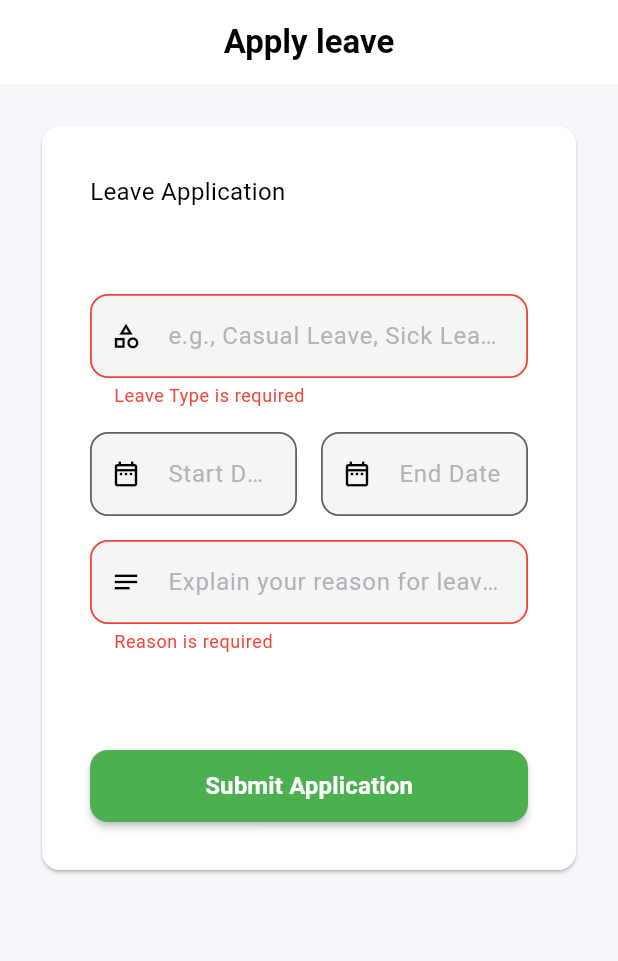
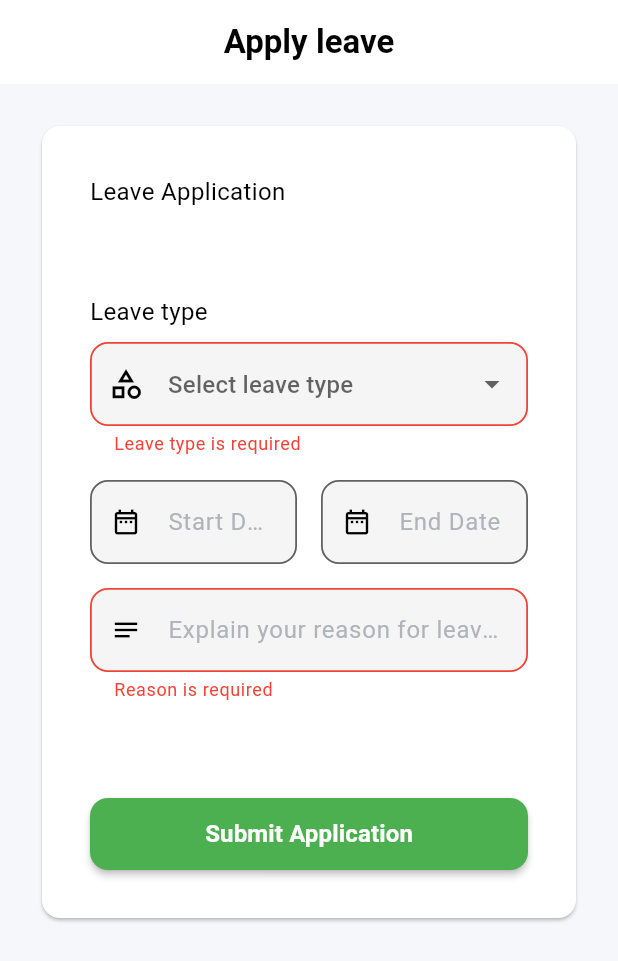
Before and after one commit to JiyadAhammad/metaupspace_task, a Flutter app: the ApplyLeaveScreen screen opened by its route, after a tap on "Submit Application", on a phone screen of 412 x 824 dp. Shown: the top 961 px of the screen. Run offline on Flutter 3.47's test engine with Material 3 defaults, Android fonts, the phone set to English and light mode, and no system bars; our stand-ins replace bloc, dio, flutter_bloc, flutter_secure_storage, fpdart, freezed_annotation and 5 more; accounts and stored records are empty.

Commit message:
Apply leave code refactored

```diff
--- a/frontend/lib/core/constants/app_const.dart
+++ b/frontend/lib/core/constants/app_const.dart
@@ -1,55 +1,5 @@
-import 'package:flutter/material.dart';
-
-import '../../features/dashboard/presentation/widget/expandable_widget.dart';
-
 class AppConst {
   AppConst._();
-  static List<TestModel> leaveDetails = <TestModel>[
-    TestModel(title: 'Casual Leave', trailing: '8 Remaining'),
-    TestModel(title: 'Sick Leave', trailing: '5 Remaining'),
-    TestModel(title: 'Earned Leave', trailing: '10 Remaining'),
-  ];
-
-  static List<TestModel> holidaysDetails = <TestModel>[
-    TestModel(title: 'Labor Day', trailing: 'May 1, 2026'),
-    TestModel(title: 'Summer Break', trailing: 'Jul 15, 2026'),
-  ];
-
-  static const List<Map<String, Object>> leaves = <Map<String, Object>>[
-    <String, Object>{
-      'type': 'Casual Leave',
-      'dates': 'Apr 10 - Apr 12, 2026',
-      'status': 'Approved',
-      'color': Colors.green,
-    },
-    <String, Object>{
-      'type': 'Sick Leave',
-      'dates': 'Mar 15 - Mar 16, 2026',
-      'status': 'Approved',
-      'color': Colors.green,
-    },
-    <String, Object>{
-      'type': 'Earned Leave',
-      'dates': 'May 01 - May 05, 2026',
-      'status': 'Pending',
-      'color': Colors.orange,
-    },
-    <String, Object>{
-      'type': 'Casual Leave',
-      'dates': 'Dec 24 - Dec 26, 2025',
-      'status': 'Rejected',
-      'color': Colors.red,
-    },
-  ];
-
-  static const List<String> paySlip = <String>[
-    'March 2026',
-    'February 2026',
-    'January 2026',
-    'December 2025',
-    'November 2025',
-    'October 2025',
-  ];
 
   static const Map<String, String> managers = <String, String>{
     'Engineering': 'Sarah Connor',
@@ -70,4 +20,17 @@ class AppConst {
     ],
     'HR': <String>['HR Manager', 'IT Recruiter', 'Operations Coordinator'],
   };
+
+  static const List<String> leaveTypes = <String>[
+    'Casual Leave',
+    'Sick Leave',
+    'Annual Leave',
+    'Earned Leave',
+    'Maternity Leave',
+    'Paternity Leave',
+    'Bereavement Leave',
+    'Compensatory Off',
+    'Work From Home',
+    'Unpaid Leave',
+  ];
 }
--- a/frontend/lib/core/di/injector.dart
+++ b/frontend/lib/core/di/injector.dart
@@ -3,6 +3,7 @@ import 'package:get_it/get_it.dart';
 import '../../features/auth/auth_injection.dart';
 import '../../features/auth/data/datasource/auth_local_datasource.dart';
 import '../../features/dashboard/dashboard_injection.dart';
+import '../../features/leave_application/leave_application_injection.dart';
 import '../../features/payslip/payslip_injection.dart';
 import '../app_config/auth_session.dart';
 import '../network/api_client.dart';
@@ -15,6 +16,7 @@ Future<void> setupInjector() async {
   await registerAuthDependencies();
   await registerDashboardDependencies();
   await registerPayslipDependencies();
+  await registerLeaveApplicationDependencies();
 }
 
 Future<void> _registerCore() async {
--- a/frontend/lib/core/network/interceptors/auth_interceptor.dart
+++ b/frontend/lib/core/network/interceptors/auth_interceptor.dart
@@ -4,6 +4,8 @@ import '../../../features/auth/data/datasource/auth_local_datasource.dart';
 import '../../../features/auth/data/models/request_model/refresh_token/refresh_token_request.dart';
 import '../../../features/auth/data/models/response_model/auth_response/auth_response_model.dart';
 import '../../../features/auth/data/models/response_model/refresh_token_response/refresh_token_response.dart';
+import '../../app_config/auth_session.dart';
+import '../../di/injector.dart';
 import '../../errors/exceptions.dart';
 import '../endpoints/auth_endpoints.dart';
 
@@ -75,6 +77,7 @@ class AuthInterceptor extends Interceptor {
         return handler.resolve(response);
       } catch (e) {
         await tokenStorage.clearToken();
+        sl<AuthSession>().logout();
 
         return handler.next(err);
       }
--- a/frontend/lib/core/routes/app_router.dart
+++ b/frontend/lib/core/routes/app_router.dart
@@ -7,6 +7,7 @@ import '../../features/auth/presentation/pages/signup_page.dart';
 import '../../features/dashboard/domain/entity/dashboard_entity.dart';
 import '../../features/dashboard/presentation/bloc/dashboard_bloc.dart';
 import '../../features/dashboard/presentation/pages/dashboard_screen.dart';
+import '../../features/leave_application/presentation/bloc/leave_application_bloc.dart';
 import '../../features/leave_application/presentation/pages/apply_leave_screen.dart';
 import '../../features/leave_application/presentation/pages/leave_history_screen.dart';
 import '../../features/payslip/presentation/bloc/payslip_bloc.dart';
@@ -55,13 +56,19 @@ class AppRouter {
         path: '/apply-leave',
         name: AppRouteNames.applyLeave,
         builder: (BuildContext context, GoRouterState state) =>
-            const ApplyLeaveScreen(),
+            BlocProvider<LeaveApplicationBloc>(
+              create: (_) => sl<LeaveApplicationBloc>(),
+              child: const ApplyLeaveScreen(),
+            ),
       ),
       GoRoute(
         path: '/leave-history',
         name: AppRouteNames.leaveHistory,
         builder: (BuildContext context, GoRouterState state) =>
-            const LeaveHistoryScreen(),
+            BlocProvider<LeaveApplicationBloc>(
+              create: (_) => sl<LeaveApplicationBloc>(),
+              child: const LeaveHistoryScreen(),
+            ),
       ),
       GoRoute(
         path: '/pay-slip',
--- a/frontend/lib/features/leave_application/presentation/bloc/leave_application_bloc.dart
+++ b/frontend/lib/features/leave_application/presentation/bloc/leave_application_bloc.dart
@@ -41,14 +41,14 @@ class LeaveApplicationBloc
     result.fold(
       (Failure error) => emit(
         state.copyWith(
-          isLoading: false,
+          isApply: false,
           isError: true,
           errorMessage: error.message,
         ),
       ),
       (ApplyLeaveApplicationResult result) => emit(
         state.copyWith(
-          isLoading: false,
+          isApply: false,
           isApplied: true,
           successMessage: result.message,
         ),
--- a/frontend/lib/features/leave_application/presentation/bloc/leave_application_state.dart
+++ b/frontend/lib/features/leave_application/presentation/bloc/leave_application_state.dart
@@ -6,7 +6,8 @@ abstract class LeaveApplicationState with _$LeaveApplicationState {
     @Default(false) bool isApply,
     @Default(false) bool isApplied,
     @Default(false) bool isLoading,
-    List<LeaveApplicationEntity>? leaveApplications,
+    @Default(<LeaveApplicationEntity>[])
+    List<LeaveApplicationEntity> leaveApplications,
     String? successMessage,
     @Default(false) bool isError,
     String? errorMessage,
--- a/frontend/lib/features/leave_application/presentation/pages/apply_leave_screen.dart
+++ b/frontend/lib/features/leave_application/presentation/pages/apply_leave_screen.dart
@@ -1,10 +1,12 @@
 import 'package:flutter/material.dart';
 import 'package:flutter_bloc/flutter_bloc.dart';
 
+import '../../../../core/constants/app_const.dart';
 import '../../../../core/utils/ui/commands/snackbar_commands.dart';
 import '../../../../core/utils/validation.dart';
 import '../../../../core/widgets/custom_appbar.dart';
 import '../../../../core/widgets/custom_button.dart';
+import '../../../../core/widgets/custom_dropdown.dart';
 import '../../../../core/widgets/custom_text.dart';
 import '../../../../core/widgets/custom_text_field.dart';
 import '../../domain/param/leave_application_request_param.dart';
@@ -20,11 +22,11 @@ class ApplyLeaveScreen extends StatefulWidget {
 class _ApplyLeaveScreenState extends State<ApplyLeaveScreen> {
   final GlobalKey<FormState> _formKey = GlobalKey<FormState>();
 
-  final TextEditingController _typeController = TextEditingController();
   final TextEditingController _reasonController = TextEditingController();
 
   final ValueNotifier<DateTime?> _startDate = ValueNotifier<DateTime?>(null);
   final ValueNotifier<DateTime?> _endDate = ValueNotifier<DateTime?>(null);
+  final ValueNotifier<String?> _selectedType = ValueNotifier<String?>(null);
 
   String _formatDate(DateTime date) {
     return '${date.day}/${date.month}/${date.year}';
@@ -78,6 +80,15 @@ class _ApplyLeaveScreenState extends State<ApplyLeaveScreen> {
       return;
     }
 
+    if (_selectedType.value == null) {
+      SnackbarCommand.show(
+        type: ToastType.warning,
+        title: 'Please select leave type',
+      );
+
+      return;
+    }
+
     if (_startDate.value == null) {
       SnackbarCommand.show(
         type: ToastType.warning,
@@ -96,7 +107,7 @@ class _ApplyLeaveScreenState extends State<ApplyLeaveScreen> {
     }
 
     final LeaveApplicationRequestParam param = LeaveApplicationRequestParam(
-      type: _typeController.text.trim(),
+      type: _selectedType.value!,
       reason: _reasonController.text.trim(),
       startDate: _startDate.value!,
       endDate: _endDate.value!,
@@ -126,16 +137,19 @@ class _ApplyLeaveScreenState extends State<ApplyLeaveScreen> {
                     children: <Widget>[
                       const AppText('Leave Application'),
                       const SizedBox(height: 24),
-                      CustomTextField(
-                        controller: _typeController,
-                        hint: 'e.g., Casual Leave, Sick Leave',
-                        icon: Icons.category_outlined,
-                        validator: (String? value) =>
-                            AppValidation.validateEmptyField(
-                              value,
-                              'Leave Type',
-                            ),
+                      CustomDropdown(
+                        label: 'Leave type',
+                        hint: 'Select leave type',
+                        prefixIcon: const Icon(Icons.category_outlined),
+                        value: _selectedType.value,
+                        items: AppConst.leaveTypes,
+                        onChanged: (String? val) {
+                          _selectedType.value = val;
+                        },
+                        validator: (String? val) =>
+                            AppValidation.validateEmptyField(val, 'Leave type'),
                       ),
+
                       ListenableBuilder(
                         listenable: Listenable.merge(<Listenable?>[
                           _startDate,
@@ -183,9 +197,40 @@ class _ApplyLeaveScreenState extends State<ApplyLeaveScreen> {
                             AppValidation.validateEmptyField(value, 'Reason'),
                       ),
                       const SizedBox(height: 32),
-                      AppButton(
-                        label: 'Submit Application',
-                        onPressed: _submit,
+                      BlocConsumer<LeaveApplicationBloc, LeaveApplicationState>(
+                        listener:
+                            (
+                              BuildContext context,
+                              LeaveApplicationState state,
+                            ) {
+                              if (state.isApplied) {
+                                _selectedType.value = _startDate.value =
+                                    _endDate.value = null;
+                                _reasonController.clear();
+                                SnackbarCommand.show(
+                                  type: ToastType.success,
+                                  title: state.successMessage ?? '',
+                                );
+                              }
+                              if (state.isError) {
+                                SnackbarCommand.show(
+                                  type: ToastType.error,
+                                  title: state.errorMessage ?? '',
+                                );
+                              }
+                            },
+                        builder:
+                            (
+                              BuildContext context,
+                              LeaveApplicationState state,
+                            ) {
+                              final bool isApplying = state.isApply;
+                              return AppButton(
+                                isLoading: isApplying,
+                                label: 'Submit Application',
+                                onPressed: _submit,
+                              );
+                            },
                       ),
                     ],
                   ),
--- /dev/null
+++ b/frontend/lib/features/leave_application/presentation/widgets/applied_leave_card.dart
@@ -0,0 +1,51 @@
+import 'package:flutter/material.dart';
+
+import '../../../../core/extension/date_extension.dart';
+import '../../../../core/widgets/custom_text.dart';
+import '../../domain/entity/leave_application_entity.dart';
+
+class AppliedLeaveCard extends StatelessWidget {
+  const AppliedLeaveCard({super.key, required this.leave});
+
+  final LeaveApplicationEntity leave;
+
+  @override
+  Widget build(BuildContext context) {
+    return Card(
+      child: ListTile(
+        contentPadding: const EdgeInsets.symmetric(
+          horizontal: 24,
+          vertical: 12,
+        ),
+        leading: Container(
+          padding: const EdgeInsets.all(12),
+          decoration: BoxDecoration(
+            color: Theme.of(context).primaryColor.withValues(alpha: 0.1),
+            shape: BoxShape.circle,
+          ),
+          child: Icon(
+            Icons.time_to_leave,
+            color: Theme.of(context).primaryColor,
+          ),
+        ),
+        title: AppText(leave.type),
+        subtitle: AppText(
+          '${leave.startDate.toDMY()} - ${leave.endDate.toDMY()}',
+        ),
+        trailing: Container(
+          padding: const EdgeInsets.symmetric(horizontal: 12, vertical: 6),
+          decoration: BoxDecoration(
+            color: (leave.status ? Colors.green : Colors.red).withValues(
+              alpha: 0.1,
+            ),
+            borderRadius: BorderRadius.circular(20),
+          ),
+          child: AppText(
+            leave.status ? 'Approved' : 'Rejected',
+            color: leave.status ? Colors.green : Colors.red,
+          ),
+        ),
+      ),
+    );
+  }
+}
```
Also changed, not shown: frontend/lib/features/dashboard/presentation/widget/expandable_widget.dart (+0 -7 lines), frontend/lib/features/leave_application/presentation/pages/leave_history_screen.dart (+54 -44 lines), frontend/lib/features/leave_application/presentation/widgets/leave_list_shimmer.dart (added, +124 -0 lines), frontend/lib/features/leave_application/presentation/bloc/leave_application_bloc.freezed.dart.
